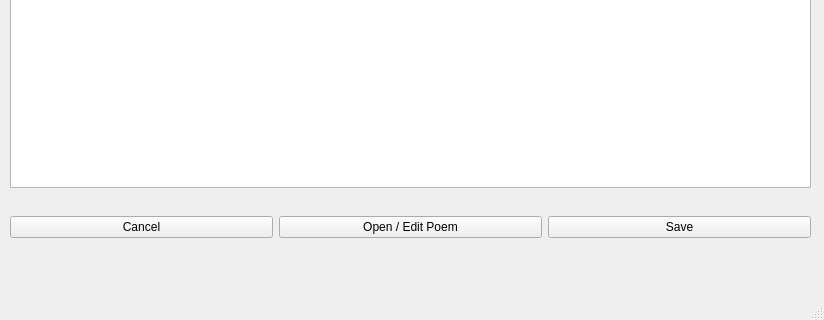
Old version of the form newpoem.ui in the repository thebirdsbeak/poetry_memorizer; both pictures show x 0 to 824 and y 273 to 593 of the 824 by 593 pixel window.
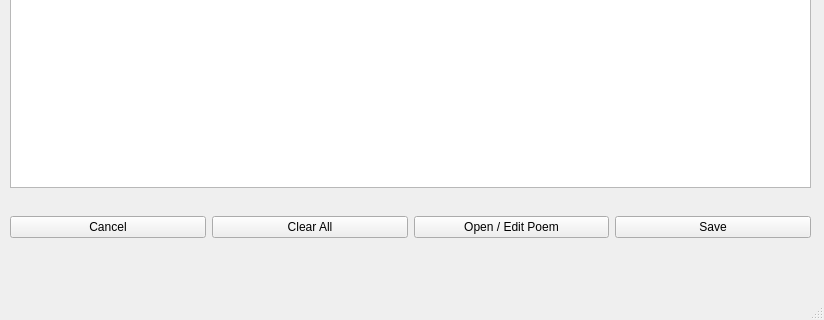
New version of the form.

The edit to the form file:
```diff
--- a/newpoem.ui
+++ b/newpoem.ui
@@ -88,6 +88,13 @@
        </property>
       </widget>
      </item>
+     <item>
+      <widget class="QPushButton" name="clearButton">
+       <property name="text">
+        <string>Clear All</string>
+       </property>
+      </widget>
+     </item>
      <item>
       <widget class="QPushButton" name="editButton">
        <property name="text">
```
